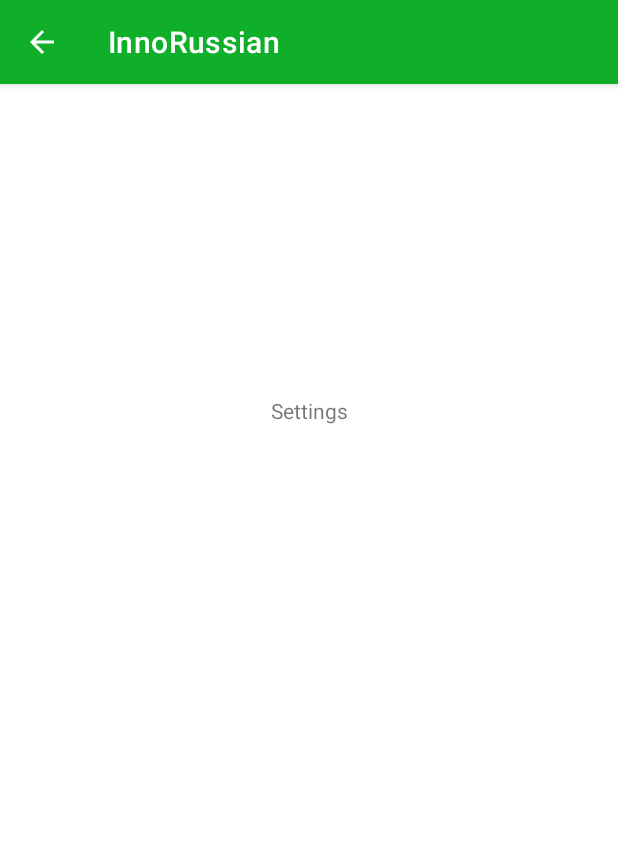
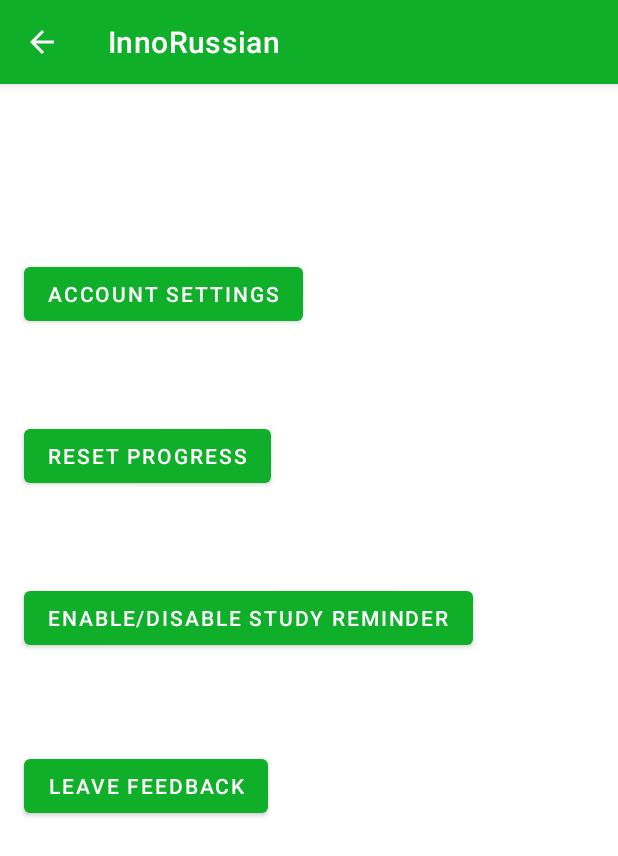
Before and after one commit to SMore-Napi/FSE_Project, an Android app: the SettingsActivity screen opened directly, with no data from a screen before it, on a phone screen of 412 x 824 dp. Shown: the top 856 px of the screen. Run offline under Robolectric (Android 15) with nearby library versions, the phone set to English and light mode, and no system bars.

Commit message:
Redesigned settings page
redesigned settings page, created page, where user is able to register or change his password

```diff
--- a/InnoRussian/app/src/main/AndroidManifest.xml
+++ b/InnoRussian/app/src/main/AndroidManifest.xml
@@ -9,6 +9,7 @@
         android:roundIcon="@mipmap/ic_launcher_round"
         android:supportsRtl="true"
         android:theme="@style/AppTheme">
+        <activity android:name=".AccountSettingsActivity"></activity>
         <activity android:name=".MainActivity">
             <intent-filter>
                 <action android:name="android.intent.action.MAIN" />
@@ -23,14 +24,13 @@
             android:name=".SettingsActivity"
             android:parentActivityName=".MainActivity" />
         <activity
-            android:name="com.example.innorussian.phrases.PhrasesActivity"
+            android:name=".phrases.PhrasesActivity"
             android:parentActivityName=".MainActivity" />
         <activity android:name=".PhraseActivity" />
         <activity android:name=".DailyQuizResultActivity" />
         <activity
             android:name=".DailyQuizActivity"
             android:parentActivityName=".MainActivity" />
-
     </application>
 
 </manifest>
--- a/InnoRussian/app/src/main/java/com/example/innorussian/SettingsActivity.kt
+++ b/InnoRussian/app/src/main/java/com/example/innorussian/SettingsActivity.kt
@@ -2,12 +2,17 @@
 
 import androidx.appcompat.app.AppCompatActivity
 import android.os.Bundle
+import kotlinx.android.synthetic.main.activity_settings.*
 
 class SettingsActivity : AppCompatActivity() {
     override fun onCreate(savedInstanceState: Bundle?) {
         super.onCreate(savedInstanceState)
         setContentView(R.layout.activity_settings)
 
+        btn_study_reminder.setOnClickListener{
+
+
+        }
         supportActionBar?.setDisplayHomeAsUpEnabled(true)
     }
 }
--- a/InnoRussian/app/src/main/res/layout/activity_settings.xml
+++ b/InnoRussian/app/src/main/res/layout/activity_settings.xml
@@ -6,13 +6,50 @@
     android:layout_height="match_parent"
     tools:context=".SettingsActivity">
 
-    <TextView
-        android:id="@+id/textView"
+    <Button
+        android:id="@+id/btn_account_settings"
         android:layout_width="wrap_content"
         android:layout_height="wrap_content"
-        android:layout_marginTop="208dp"
-        android:text="Settings"
+        android:layout_marginTop="116dp"
+        android:text="Account settings"
         app:layout_constraintEnd_toEndOf="parent"
+        app:layout_constraintHorizontal_bias="0.07"
         app:layout_constraintStart_toStartOf="parent"
         app:layout_constraintTop_toTopOf="parent" />
+
+    <Button
+        android:id="@+id/btn_reset_progress"
+        android:layout_width="wrap_content"
+        android:layout_height="wrap_content"
+        android:layout_marginTop="60dp"
+        android:text="Reset progress"
+        app:layout_constraintEnd_toEndOf="parent"
+        app:layout_constraintHorizontal_bias="0.064"
+        app:layout_constraintStart_toStartOf="parent"
+        app:layout_constraintTop_toBottomOf="@+id/btn_account_settings" />
+
+    <Button
+        android:id="@+id/btn_study_reminder"
+        android:layout_width="wrap_content"
+        android:layout_height="wrap_content"
+        android:layout_marginTop="60dp"
+        android:text="enable/disable study reminder"
+        app:layout_constraintEnd_toEndOf="parent"
+        app:layout_constraintHorizontal_bias="0.14"
+        app:layout_constraintStart_toStartOf="parent"
+        app:layout_constraintTop_toBottomOf="@+id/btn_reset_progress" />
+
+    <Button
+        android:id="@+id/btn_feedback"
+        android:layout_width="wrap_content"
+        android:layout_height="wrap_content"
+        android:text="leave feedback"
+        app:layout_constraintBottom_toBottomOf="parent"
+        app:layout_constraintEnd_toEndOf="parent"
+        app:layout_constraintHorizontal_bias="0.064"
+        app:layout_constraintStart_toStartOf="parent"
+        app:layout_constraintTop_toBottomOf="@+id/btn_study_reminder"
+        app:layout_constraintVertical_bias="0.188" />
+
+
 </androidx.constraintlayout.widget.ConstraintLayout>
```
Also changed, not shown: InnoRussian/app/src/main/java/com/example/innorussian/AccountFragment.kt (+30 -0 lines), InnoRussian/app/src/main/java/com/example/innorussian/AccountSettingsActivity.kt (added, +11 -0 lines), InnoRussian/app/src/main/res/layout/activity_account_settings.xml (added, +87 -0 lines), InnoRussian/app/src/main/res/layout/fragment_account.xml (+27 -0 lines).
